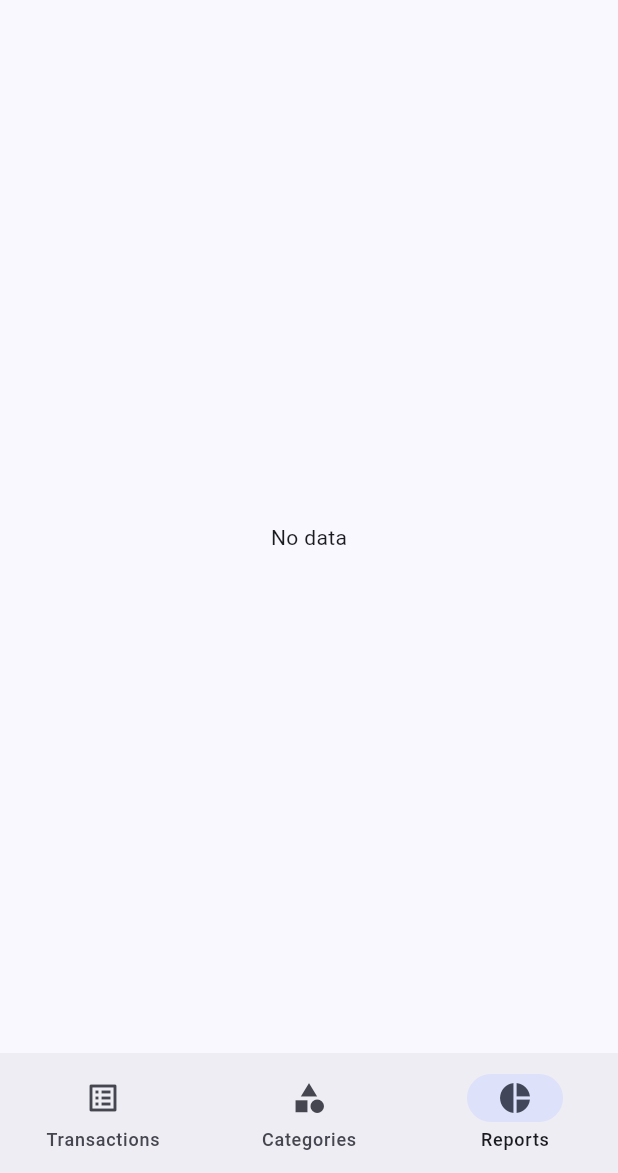
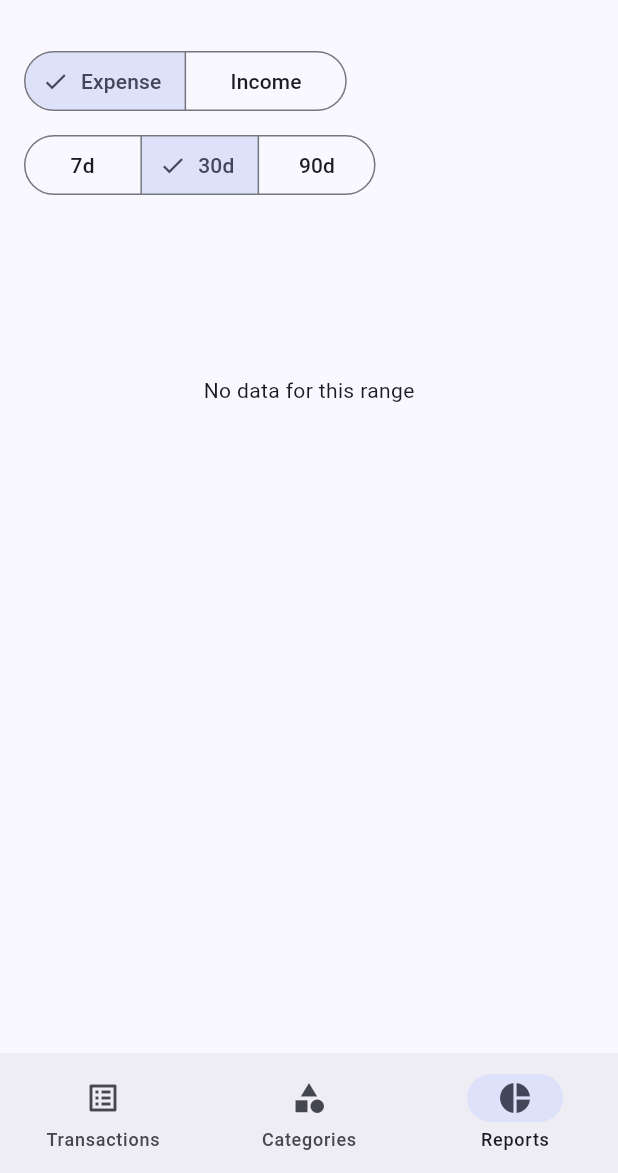
Before and after one commit to coundia/money_pulse, a Flutter app: the screen it shows after launch, item 3 of the bottom bar chosen, on a phone screen of 412 x 824 dp, the part 63-1236 px from its top. Run offline on Flutter 3.47's test engine with Material 3 defaults, Android fonts, the phone set to English and light mode, and no system bars; our stand-ins replace fl_chart, flutter_riverpod, sqflite; accounts and stored records are empty; statements that could not run were skipped.

Commit message:
[feat] fix repport

```diff
--- a/lib/presentation/features/reports/report_page.dart
+++ b/lib/presentation/features/reports/report_page.dart
@@ -1,58 +1,209 @@
 import 'package:flutter/material.dart';
 import 'package:flutter_riverpod/flutter_riverpod.dart';
 import 'package:fl_chart/fl_chart.dart';
+import 'package:intl/intl.dart';
 import 'package:money_pulse/presentation/app/providers.dart';
+import 'package:money_pulse/presentation/widgets/money_text.dart';
 
-class ReportPage extends ConsumerWidget {
+class ReportPage extends ConsumerStatefulWidget {
   const ReportPage({super.key});
 
-  Future<List<Map<String, Object?>>> _load(WidgetRef ref) async {
+  @override
+  ConsumerState<ReportPage> createState() => _ReportPageState();
+}
+
+class _ReportPageState extends ConsumerState<ReportPage> {
+  bool isDebit = true; // Expense by default
+  int days = 30;
+
+  Future<List<Map<String, Object?>>> _load() async {
     final acc = await ref.read(accountRepoProvider).findDefault();
     if (acc == null) return <Map<String, Object?>>[];
     return ref
         .read(transactionRepoProvider)
-        .spendingByCategoryLast30Days(acc.id);
+        .sumByCategory(
+          acc.id,
+          typeEntry: isDebit ? 'DEBIT' : 'CREDIT',
+          days: days,
+        );
+  }
+
+  List<Color> _palette(BuildContext context) {
+    final cs = Theme.of(context).colorScheme;
+    return [
+      cs.primary,
+      cs.secondary,
+      cs.tertiary,
+      cs.error,
+      cs.primaryContainer,
+      cs.secondaryContainer,
+      cs.tertiaryContainer,
+    ].map((c) => c.withOpacity(0.85)).toList();
+  }
+
+  String _percent(num part, num total) {
+    if (total == 0) return '0%';
+    final p = (part / total * 100);
+    return '${p.toStringAsFixed(0)}%';
   }
 
   @override
-  Widget build(BuildContext context, WidgetRef ref) {
+  Widget build(BuildContext context) {
+    // Rebuild when transactions change to refresh report automatically
+    ref.watch(transactionsProvider);
+
     return FutureBuilder<List<Map<String, Object?>>>(
-      future: _load(ref),
+      future: _load(),
       builder: (context, snap) {
         if (snap.connectionState == ConnectionState.waiting) {
           return const Center(child: CircularProgressIndicator());
         }
         final rows = snap.data ?? <Map<String, Object?>>[];
-        if (rows.isEmpty) return const Center(child: Text('No data'));
         final total = rows.fold<int>(
           0,
           (p, e) => p + (e['total'] as int? ?? 0),
         );
+        final palette = _palette(context);
+
         final sections = <PieChartSectionData>[];
         for (var i = 0; i < rows.length; i++) {
           final r = rows[i];
           final v = (r['total'] as int? ?? 0).toDouble();
-          final label = r['categoryCode']?.toString() ?? 'Uncategorized';
-          sections.add(PieChartSectionData(value: v, title: label, radius: 60));
+          sections.add(
+            PieChartSectionData(
+              value: v,
+              title: '',
+              color: palette[i % palette.length],
+              radius: 70,
+            ),
+          );
         }
-        return Padding(
+
+        return RefreshIndicator(
+          onRefresh: () async => setState(() {}),
+          child: ListView(
             padding: const EdgeInsets.all(16),
-          child: Column(
             children: [
-              const Text('Spending last 30 days'),
-              const SizedBox(height: 12),
+              // Controls: use Wrap to prevent horizontal overflow on small screens
+              Wrap(
+                spacing: 12,
+                runSpacing: 8,
+                children: [
+                  SegmentedButton<bool>(
+                    segments: const [
+                      ButtonSegment(value: true, label: Text('Expense')),
+                      ButtonSegment(value: false, label: Text('Income')),
+                    ],
+                    selected: {isDebit},
+                    onSelectionChanged: (s) =>
+                        setState(() => isDebit = s.first),
+                  ),
+                  SegmentedButton<int>(
+                    segments: const [
+                      ButtonSegment(value: 7, label: Text('7d')),
+                      ButtonSegment(value: 30, label: Text('30d')),
+                      ButtonSegment(value: 90, label: Text('90d')),
+                    ],
+                    selected: {days},
+                    onSelectionChanged: (s) => setState(() => days = s.first),
+                  ),
+                ],
+              ),
+              const SizedBox(height: 16),
+              if (rows.isEmpty)
+                const SizedBox(
+                  height: 220,
+                  child: Center(child: Text('No data for this range')),
+                )
+              else
                 SizedBox(
-                height: 240,
-                child: PieChart(
+                  height: 260,
+                  child: Stack(
+                    alignment: Alignment.center,
+                    children: [
+                      PieChart(
                         PieChartData(
                           sections: sections,
                           sectionsSpace: 2,
-                    centerSpaceRadius: 0,
+                          centerSpaceRadius: 60,
                         ),
                       ),
+                      Column(
+                        mainAxisSize: MainAxisSize.min,
+                        children: [
+                          MoneyText(
+                            amountCents: total,
+                            currency: 'XOF',
+                            style: Theme.of(context).textTheme.titleLarge,
                           ),
-              const SizedBox(height: 12),
-              Text('Total ${(total ~/ 100)}'),
+                          Text(
+                            isDebit ? 'Total expense' : 'Total income',
+                            style: Theme.of(context).textTheme.bodyMedium,
+                          ),
+                        ],
+                      ),
+                    ],
+                  ),
+                ),
+              const SizedBox(height: 16),
+              if (rows.isNotEmpty) ...[
+                Text(
+                  'Breakdown',
+                  style: Theme.of(context).textTheme.titleMedium,
+                ),
+                const SizedBox(height: 8),
+                ...rows.asMap().entries.map((e) {
+                  final i = e.key;
+                  final r = e.value;
+                  final label =
+                      r['categoryCode']?.toString() ?? 'Uncategorized';
+                  final v = (r['total'] as int? ?? 0);
+                  final percent = _percent(v, total == 0 ? 1 : total);
+                  return ListTile(
+                    contentPadding: EdgeInsets.zero,
+                    leading: CircleAvatar(
+                      backgroundColor: palette[i % palette.length],
+                      radius: 10,
+                    ),
+                    title: Text(
+                      label,
+                      maxLines: 1,
+                      overflow: TextOverflow.ellipsis,
+                    ),
+                    // Constrain trailing width to avoid overflow on small screens
+                    trailing: SizedBox(
+                      width: 110,
+                      child: Column(
+                        mainAxisAlignment: MainAxisAlignment.center,
+                        crossAxisAlignment: CrossAxisAlignment.end,
+                        children: [
+                          MoneyText(
+                            amountCents: v,
+                            currency: 'XOF',
+                            style: const TextStyle(fontWeight: FontWeight.w600),
+                          ),
+                          Text(
+                            percent,
+                            style: Theme.of(context).textTheme.bodySmall,
+                          ),
+                        ],
+                      ),
+                    ),
+                    subtitle: LinearProgressIndicator(
+                      value: total == 0 ? 0 : v / total,
+                      minHeight: 6,
+                      borderRadius: BorderRadius.circular(3),
+                    ),
+                  );
+                }),
+              ],
+              const SizedBox(height: 8),
+              if (rows.isNotEmpty)
+                Text(
+                  'Updated ${DateFormat.yMMMd().add_Hm().format(DateTime.now())}',
+                  textAlign: TextAlign.center,
+                  style: Theme.of(context).textTheme.bodySmall,
+                ),
             ],
           ),
         );
```
Also changed, not shown: lib/domain/transactions/repositories/transaction_repository.dart (+7 -0 lines), lib/infrastructure/repositories/transaction_repository_sqflite.dart (+16 -6 lines). Lines whose indentation alone changed are shown as unchanged.
